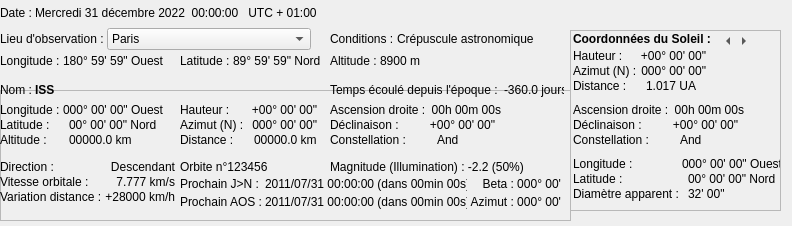
Above: src/interface/onglets/general/general.ui from mconsidine/previsat_archive before the change. Below: the same form after it.
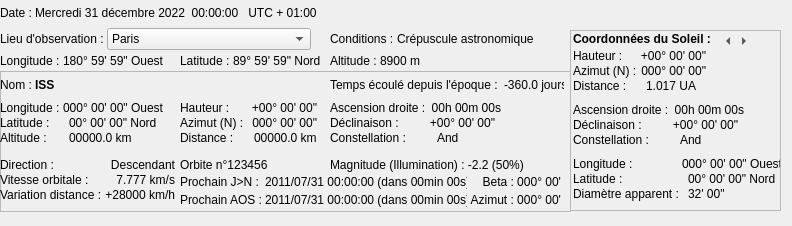
That is the form after the change.

Patch:
```diff
--- a/src/interface/onglets/general/general.ui
+++ b/src/interface/onglets/general/general.ui
@@ -1656,9 +1656,9 @@
    <property name="geometry">
     <rect>
      <x>0</x>
-     <y>90</y>
+     <y>71</y>
      <width>571</width>
-     <height>131</height>
+     <height>141</height>
     </rect>
    </property>
    <property name="frameShape">
@@ -1671,7 +1671,7 @@
     <property name="geometry">
      <rect>
       <x>180</x>
-      <y>13</y>
+      <y>30</y>
       <width>135</width>
       <height>52</height>
      </rect>
@@ -1782,7 +1782,7 @@
     <property name="geometry">
      <rect>
       <x>0</x>
-      <y>13</y>
+      <y>30</y>
       <width>161</width>
       <height>52</height>
      </rect>
@@ -1890,7 +1890,7 @@
     <property name="geometry">
      <rect>
       <x>330</x>
-      <y>13</y>
+      <y>30</y>
       <width>170</width>
       <height>52</height>
      </rect>
@@ -2007,7 +2007,7 @@
     <property name="geometry">
      <rect>
       <x>0</x>
-      <y>70</y>
+      <y>87</y>
       <width>176</width>
       <height>52</height>
      </rect>
@@ -2133,7 +2133,7 @@
     <property name="geometry">
      <rect>
       <x>180</x>
-      <y>70</y>
+      <y>87</y>
       <width>381</width>
       <height>61</height>
      </rect>
@@ -2391,12 +2391,37 @@
      </widget>
     </widget>
    </widget>
+   <widget class="QWidget" name="formLayoutWidget_17">
+    <property name="geometry">
+     <rect>
+      <x>330</x>
+      <y>7</y>
+      <width>234</width>
+      <height>21</height>
+     </rect>
+    </property>
+    <layout class="QFormLayout" name="formLayout_tempsDepuisEpoque">
+     <item row="0" column="0">
+      <widget class="QLabel" name="lbl_tempsDepuisEpoque">
+       <property name="text">
+        <string>Temps écoulé depuis l'époque :</string>
+       </property>
+      </widget>
+     </item>
+     <item row="0" column="1">
+      <widget class="QLabel" name="tempsDepuisEpoque">
+       <property name="text">
+        <string>-360.0 jours</string>
+       </property>
+      </widget>
+     </item>
+    </layout>
   </widget>
   <widget class="QWidget" name="formLayoutWidget_16">
    <property name="geometry">
     <rect>
      <x>0</x>
-     <y>83</y>
+      <y>7</y>
      <width>311</width>
      <height>21</height>
     </rect>
@@ -2466,31 +2491,6 @@
     </item>
    </layout>
   </widget>
-  <widget class="QWidget" name="formLayoutWidget_17">
-   <property name="geometry">
-    <rect>
-     <x>330</x>
-     <y>83</y>
-     <width>234</width>
-     <height>21</height>
-    </rect>
-   </property>
-   <layout class="QFormLayout" name="formLayout_tempsDepuisEpoque">
-    <item row="0" column="0">
-     <widget class="QLabel" name="lbl_tempsDepuisEpoque">
-      <property name="text">
-       <string>Temps écoulé depuis l'époque :</string>
-      </property>
-     </widget>
-    </item>
-    <item row="0" column="1">
-     <widget class="QLabel" name="tempsDepuisEpoque">
-      <property name="text">
-       <string>-360.0 jours</string>
-      </property>
-     </widget>
-    </item>
-   </layout>
   </widget>
  </widget>
  <resources/>
```
Lines whose indentation alone changed are shown as unchanged.
